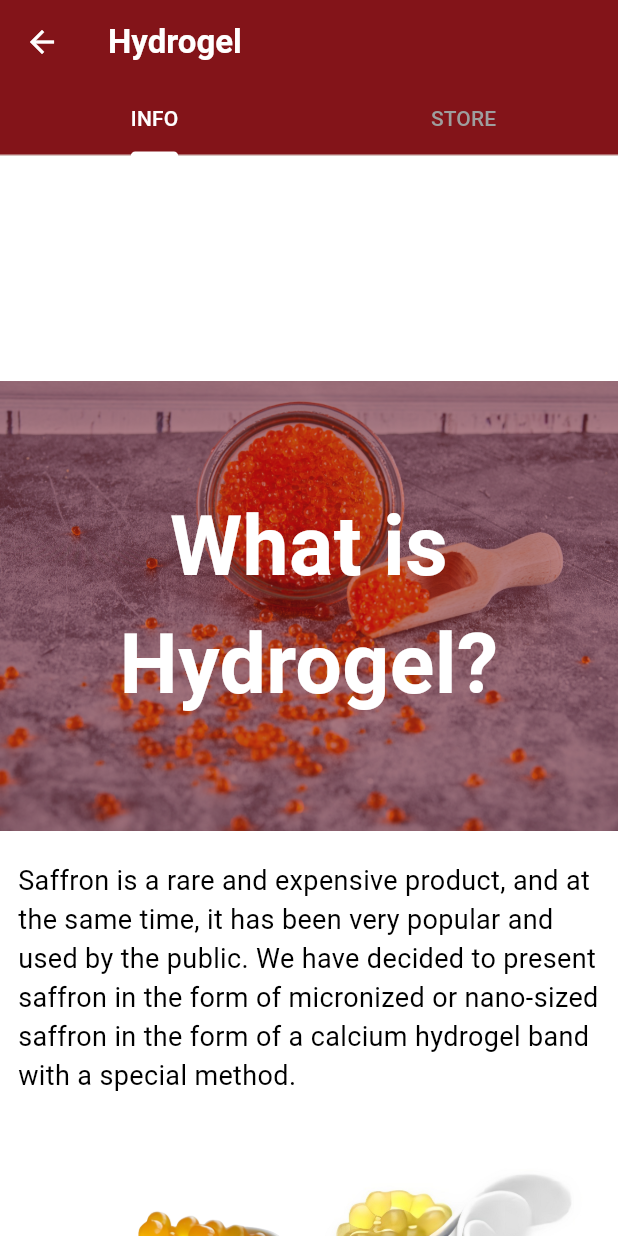
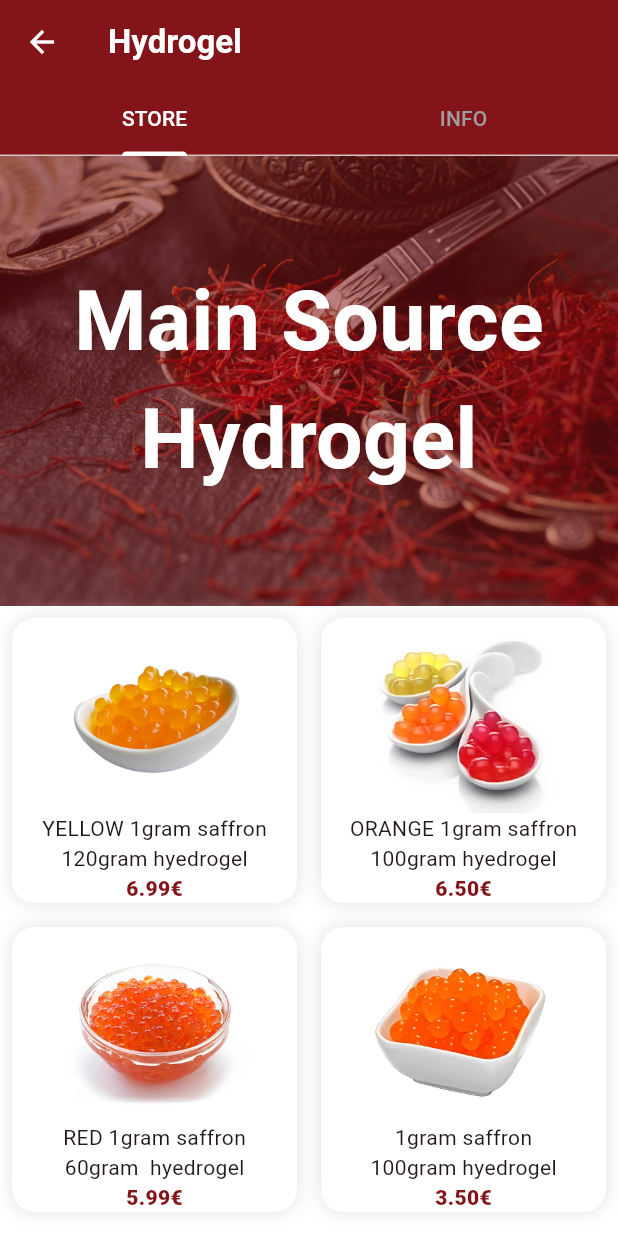
Before and after one commit to TheSam912/saffron, a Flutter app: the HydrogelPage screen opened directly, on a phone screen of 412 x 824 dp. Run offline on Flutter 3.47's test engine with Material 2 defaults, Android fonts, the phone set to English and light mode, and no system bars.

Commit message:
hydrogel page info & store

```diff
--- a/lib/components/info.dart
+++ b/lib/components/info.dart
@@ -1,5 +1,5 @@
 import 'package:flutter/material.dart';
-import 'package:saffron_project/components/footer.dart';
+
 import 'package:saffron_project/contant/color.dart';
 
 class Info extends StatelessWidget {
@@ -9,9 +9,6 @@ class Info extends StatelessWidget {
   Widget build(BuildContext context) {
     return ListView(
       children: [
-        const SizedBox(
-          height: 150,
-        ),
         Container(
             height: 300,
             width: MediaQuery.of(context).size.width,
@@ -88,9 +85,7 @@ class Info extends StatelessWidget {
                 "In a method with a controlled heat and vacuum system, the water is removed from the environment and the micronized saffron remains, of course, while maintaining all the properties of saffron. The solution is made into a liquid and is crushed by an automatic system and gradual injection of the solution inside the vessel from a substance with a calcium base and a certain percentage, and this product takes a spherical and hard (gelatinous) shape, and this final product is the saffron hydrogel.",
                 style: TextStyle(color: Colors.black, fontSize: 18),
               ),
-              const SizedBox(
-                height: 50,
-              ),
+              const SizedBox(height: 180)
             ],
           ),
         )
--- /dev/null
+++ b/lib/components/store.dart
@@ -0,0 +1,87 @@
+import 'package:flutter/material.dart';
+import 'package:saffron_project/contant/color.dart';
+import 'package:saffron_project/model/hydrogel_model.dart';
+
+class Store extends StatefulWidget {
+  const Store({super.key});
+
+  @override
+  State<Store> createState() => _StoreState();
+}
+
+class _StoreState extends State<Store> {
+  @override
+  Widget build(BuildContext context) {
+    return ListView(
+      physics: ClampingScrollPhysics(),
+      children: [
+        Container(
+            height: 300,
+            width: MediaQuery.of(context).size.width,
+            decoration: BoxDecoration(
+                color: mainColor,
+                image: const DecorationImage(
+                    opacity: 0.5,
+                    image: AssetImage("assets/images/saffron_store.jpg"),
+                    fit: BoxFit.cover)),
+            child: const Column(
+              mainAxisAlignment: MainAxisAlignment.center,
+              children: [
+                Text(
+                  "Main Source",
+                  textAlign: TextAlign.center,
+                  style: TextStyle(
+                      color: Colors.white,
+                      fontSize: 55,
+                      fontWeight: FontWeight.w700),
+                ),
+                Text(
+                  "Hydrogel",
+                  textAlign: TextAlign.center,
+                  style: TextStyle(
+                      color: Colors.white,
+                      fontSize: 55,
+                      fontWeight: FontWeight.w700),
+                )
+              ],
+            )),
+        GridView.builder(
+          physics: const NeverScrollableScrollPhysics(),
+          shrinkWrap: true,
+          itemCount: listHydrogel.length,
+          gridDelegate: const SliverGridDelegateWithFixedCrossAxisCount(
+              crossAxisCount: 2),
+          itemBuilder: (context, index) {
+            return Container(
+              margin: const EdgeInsets.all(8),
+              decoration: BoxDecoration(
+                  borderRadius: BorderRadius.circular(15),
+                  color: Colors.white,
+                  boxShadow: [
+                    BoxShadow(color: Colors.grey.shade300, blurRadius: 10)
+                  ]),
+              child: Column(
+                children: [
+                  Image.asset(
+                    listHydrogel[index].image,
+                    width: 130,
+                    height: 130,
+                    fit: BoxFit.cover,
+                  ),
+                  Text(listHydrogel[index].title),
+                  Text(listHydrogel[index].weight),
+                  Text(
+                    "${listHydrogel[index].price}€",
+                    style: TextStyle(
+                        fontWeight: FontWeight.w800, color: mainColor),
+                  )
+                ],
+              ),
+            );
+          },
+        ),
+        // const SizedBox(height: 150)
+      ],
+    );
+  }
+}
--- /dev/null
+++ b/lib/model/hydrogel_model.dart
@@ -0,0 +1,41 @@
+class HydrogelModel {
+  int id;
+  String title;
+  String weight;
+  String price;
+  String image;
+
+  HydrogelModel(
+      {required this.id,
+      required this.title,
+      required this.weight,
+      required this.price,
+      required this.image});
+}
+
+List<HydrogelModel> listHydrogel = [
+  HydrogelModel(
+      id: 0,
+      title: "YELLOW 1gram saffron",
+      weight: "120gram hyedrogel",
+      price: "6.99",
+      image: "assets/images/hydrogel/hydrogel1.png"),
+  HydrogelModel(
+      id: 1,
+      title: "ORANGE 1gram saffron",
+      weight: "100gram hyedrogel",
+      price: "6.50",
+      image: "assets/images/hydrogel/hydrogel2.jpeg"),
+  HydrogelModel(
+      id: 2,
+      title: "RED 1gram saffron",
+      weight: "60gram  hyedrogel",
+      price: "5.99",
+      image: "assets/images/hydrogel/hydrogel3.jpeg"),
+  HydrogelModel(
+      id: 3,
+      title: "1gram saffron",
+      weight: "100gram hyedrogel",
+      price: "3.50",
+      image: "assets/images/hydrogel/hydrogel4.jpeg")
+];
--- a/lib/pages/hydrogel.dart
+++ b/lib/pages/hydrogel.dart
@@ -1,6 +1,7 @@
 import 'package:flutter/material.dart';
 import 'package:saffron_project/components/footer.dart';
 import 'package:saffron_project/components/mainCards.dart';
+import 'package:saffron_project/components/store.dart';
 import 'package:saffron_project/contant/color.dart';
 
 import '../components/info.dart';
@@ -15,8 +16,8 @@ class HydrogelPage extends StatefulWidget {
 class _HydrogelPageState extends State<HydrogelPage>
     with SingleTickerProviderStateMixin {
   final List<Tab> myTabs = <Tab>[
+    const Tab(text: 'STORE'),
     const Tab(text: 'INFO'),
-    const Tab(text: 'STORE'),
   ];
   TabController? _tabController;
 
@@ -61,7 +62,10 @@ class _HydrogelPageState extends State<HydrogelPage>
                 children: [
                   TabBarView(
                     controller: _tabController,
-                    children: const [Info()],
+                    children: const [
+                      Store(),
+                      Info(),
+                    ],
                   )
                 ],
               ),
```
Also changed, not shown: assets/images/saffron_store.jpg (added).
